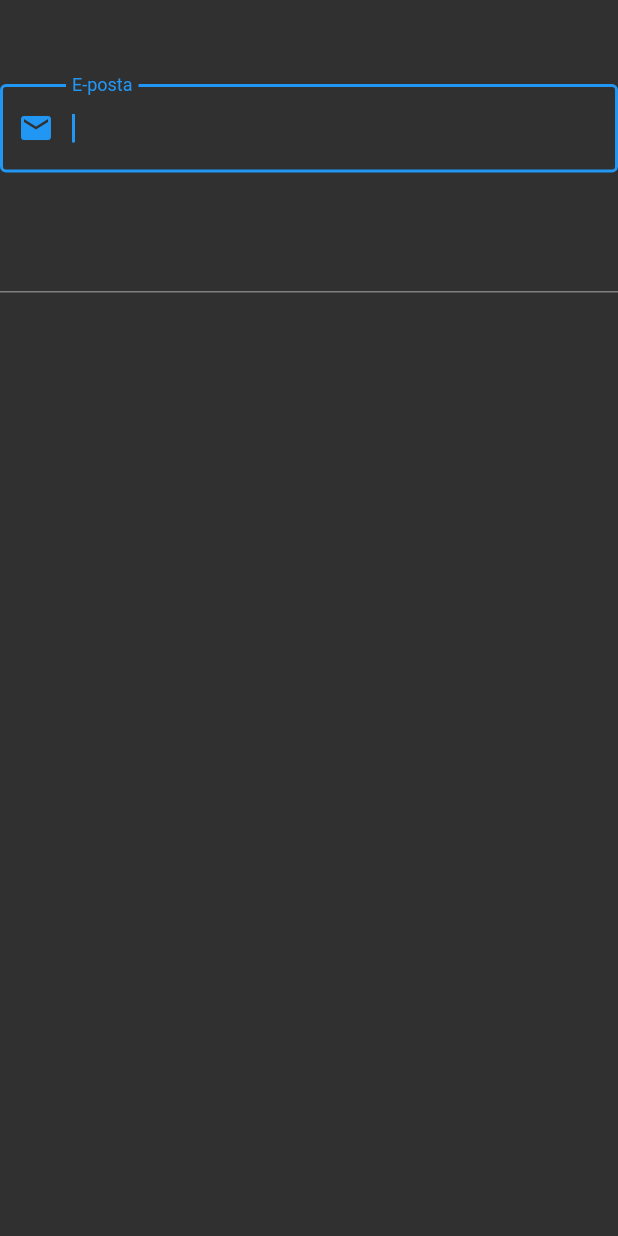
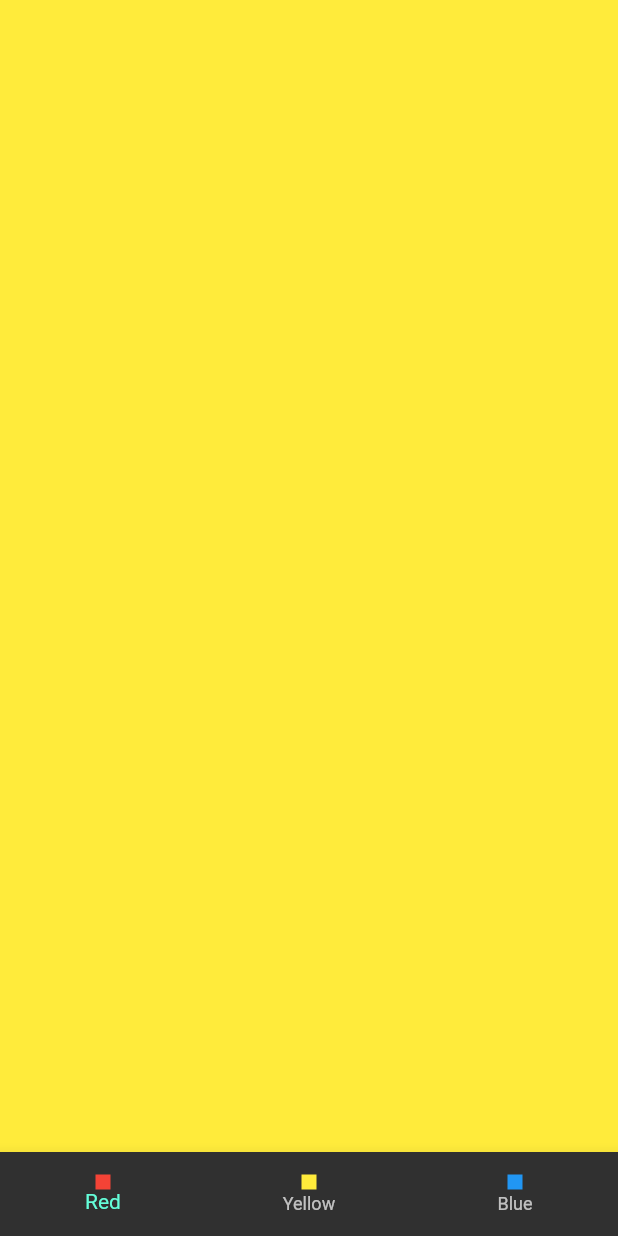
Before and after one commit to berkcangumusisik/100daysOfFlutter, a Flutter app: the screen it shows after launch, on a phone screen of 412 x 824 dp. Run offline on Flutter 3.47's test engine with Material 2 defaults, Android fonts, the phone set to English and light mode, and no system bars.

Commit message:
Day 29 Added.

```diff
--- /dev/null
+++ b/flutter_full_learn/lib/Day29/colorDemosView.dart
@@ -0,0 +1,77 @@
+// Bir ekran olacak
+// Bu ekransa 3 buton olacak ve butonlara basınca renk değişimi olacak
+// Seçili olan buton selected icon olsun.
+
+import 'package:flutter/material.dart';
+
+class ColorDemos extends StatefulWidget {
+  const ColorDemos({Key? key, required this.initialColor}) : super(key: key);
+  final Color? initialColor;
+  @override
+  State<ColorDemos> createState() => _ColorDemosState();
+}
+
+class _ColorDemosState extends State<ColorDemos> {
+  Color? _backgroundColor;
+
+  @override
+  void initState() {
+    super.initState();
+    _backgroundColor = widget.initialColor ?? Colors.transparent;
+  }
+
+  @override
+  void didUpdateWidget(covariant ColorDemos oldWidget) {
+    super.didUpdateWidget(oldWidget);
+    if (widget.initialColor != _backgroundColor &&
+        widget.initialColor != null) {
+      changeBackgroundColor(widget.initialColor!);
+    }
+  }
+
+  void changeBackgroundColor(Color color) {
+    setState(() {
+      _backgroundColor = color;
+    });
+  }
+
+  @override
+  Widget build(BuildContext context) {
+    return Scaffold(
+      backgroundColor: _backgroundColor,
+      bottomNavigationBar:
+          BottomNavigationBar(onTap: _colorOnTap, items: const [
+        BottomNavigationBarItem(
+            icon: _ColorContainer(color: Colors.red), label: 'Red'),
+        BottomNavigationBarItem(
+            icon: _ColorContainer(color: Colors.yellow), label: 'Yellow'),
+        BottomNavigationBarItem(
+            icon: _ColorContainer(color: Colors.blue), label: 'Blue'),
+      ]),
+    );
+  }
+
+  void _colorOnTap(int value) {
+    if (value == _MyColors.red.index) {
+      changeBackgroundColor(Colors.red);
+    } else if (value == _MyColors.yellow.index) {
+      changeBackgroundColor(Colors.yellow);
+    } else if (value == _MyColors.blue.index) {
+      changeBackgroundColor(Colors.blue);
+    }
+  }
+}
+
+enum _MyColors { red, yellow, blue }
+
+class _ColorContainer extends StatelessWidget {
+  const _ColorContainer({
+    Key? key,
+    required this.color,
+  }) : super(key: key);
+  final Color color;
+  @override
+  Widget build(BuildContext context) {
+    return Container(color: color, width: 10, height: 10);
+  }
+}
--- a/flutter_full_learn/lib/main.dart
+++ b/flutter_full_learn/lib/main.dart
@@ -22,6 +22,7 @@ import 'package:flutter_full_learn/Day26/stateFullLearn.dart';
 import 'package:flutter_full_learn/Day27/pageViewLearn.dart';
 import 'package:flutter_full_learn/Day27/stateFullLifeCycleLearn.dart';
 import 'package:flutter_full_learn/Day28/textFieldLearn.dart';
+import 'package:flutter_full_learn/Day29/colorDemosView.dart';
 
 void main() {
   runApp(MyApp());
@@ -45,7 +46,7 @@ class MyApp extends StatelessWidget {
           elevation: 0, // AppBar'ın yüksekliğini 0 yapar.
         ),
       ),
-      home: TextFieldLearn(),
+      home: const ColorDemos(initialColor: Colors.yellow),
     );
   }
 }
```
Also changed, not shown: 1 other file.
